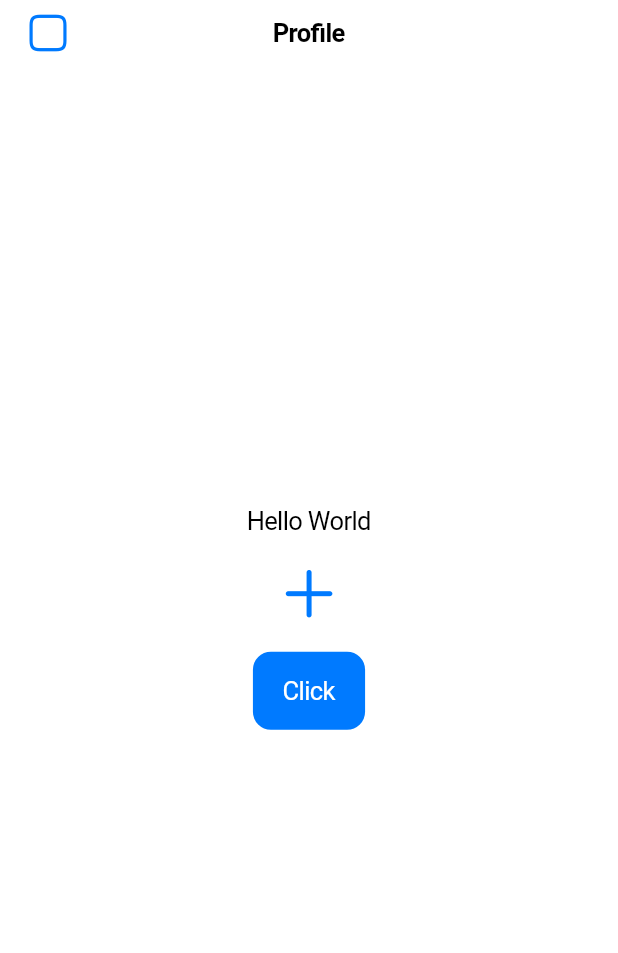
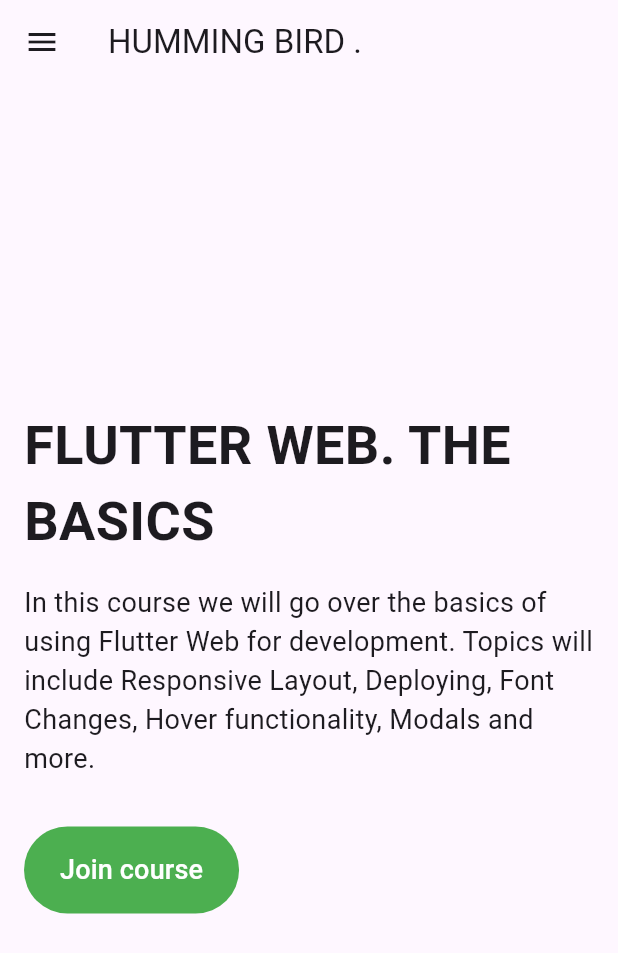
Before and after one commit to MdFarhadHossenImon/firstappofmine, a Flutter app: the screen it shows after launch, on a phone screen of 412 x 824 dp. Shown: the top 953 px of the screen. Run offline on Flutter 3.47's test engine with Material 3 defaults, Android fonts, the phone set to English and light mode, and no system bars.

Commit message:
S
class 2 m-12

```diff
--- a/lib/main.dart
+++ b/lib/main.dart
@@ -1,86 +1,35 @@
-// Current SDK version: 3.22.1
-import 'package:flutter/cupertino.dart';
 import 'package:flutter/material.dart';
-import 'package:my_flutter_app/profile_page.dart';
-
-
-// TextField
+import 'desktop_view.dart';
+import 'mobile_view.dart';
+import 'tablet_home.dart';
 
 void main() {
-  runApp(IntroApp());
+  runApp(MyApp());
 }
 
-class IntroApp extends StatelessWidget {
-  const IntroApp({super.key});
-
+class MyApp extends StatelessWidget {
   @override
   Widget build(BuildContext context) {
-    return CupertinoApp(
-      debugShowCheckedModeBanner: true,
-      home: ProfilePage(),
-      title: 'Intro app',
-      // theme: ThemeData(
-      //     brightness: Brightness.light,
-      //     appBarTheme: AppBarTheme(
-      //         backgroundColor: Colors.pink,
-      //         titleTextStyle: TextStyle(
-      //             color: Colors.white,
-      //             fontSize: 22,
-      //             fontWeight: FontWeight.w700,
-      //             letterSpacing: 1.2)),
-      //     textButtonTheme: TextButtonThemeData(
-      //         style: TextButton.styleFrom(
-      //             foregroundColor: Colors.pink,
-      //             textStyle:
-      //                 TextStyle(fontSize: 16, fontWeight: FontWeight.w700))),
-      //     inputDecorationTheme: InputDecorationTheme(
-      //       border: OutlineInputBorder(
-      //           borderRadius: BorderRadius.circular(8),
-      //           borderSide: BorderSide(color: Colors.green, width: 2)),
-      //       disabledBorder: OutlineInputBorder(
-      //           borderRadius: BorderRadius.circular(8),
-      //           borderSide: BorderSide(color: Colors.green, width: 2)),
-      //       focusedBorder: OutlineInputBorder(
-      //           borderRadius: BorderRadius.circular(8),
-      //           borderSide: BorderSide(color: Colors.blueAccent, width: 2)),
-      //       labelStyle: TextStyle(fontSize: 16),
-      //       hintStyle: TextStyle(color: Colors.purple.shade200),
-      //     ),
-      //     textTheme: TextTheme(bodySmall: TextStyle(fontSize: 28))),
-      // darkTheme: ThemeData(
-      //     brightness: Brightness.dark,
-      //     appBarTheme: AppBarTheme(
-      //         backgroundColor: Colors.green,
-      //         titleTextStyle: TextStyle(
-      //             color: Colors.white,
-      //             fontSize: 22,
-      //             fontWeight: FontWeight.w700,
-      //             letterSpacing: 1.2)),
-      //     textButtonTheme: TextButtonThemeData(
-      //         style: TextButton.styleFrom(
-      //             foregroundColor: Colors.green,
-      //             textStyle:
-      //                 TextStyle(fontSize: 16, fontWeight: FontWeight.w700))),
-      //     inputDecorationTheme: InputDecorationTheme(
-      //       border: OutlineInputBorder(
-      //           borderRadius: BorderRadius.circular(8),
-      //           borderSide: BorderSide(color: Colors.green, width: 2)),
-      //       disabledBorder: OutlineInputBorder(
-      //           borderRadius: BorderRadius.circular(8),
-      //           borderSide: BorderSide(color: Colors.green, width: 2)),
-      //       focusedBorder: OutlineInputBorder(
-      //           borderRadius: BorderRadius.circular(8),
-      //           borderSide: BorderSide(color: Colors.blueAccent, width: 2)),
-      //       labelStyle: TextStyle(fontSize: 16),
-      //       hintStyle: TextStyle(color: Colors.purple.shade200),
-      //     ),
-      //     textTheme: TextTheme(
-      //         bodySmall: TextStyle(fontSize: 20),
-      //         titleLarge: TextStyle(fontSize: 28, fontWeight: FontWeight.w700),
-      //         titleMedium: TextStyle(fontSize: 24, fontWeight: FontWeight.w600),
-      //         titleSmall:
-      //             TextStyle(fontSize: 18, fontWeight: FontWeight.w600))),
-      // themeMode: ThemeMode.dark,
+    return MaterialApp(
+      title: 'Responsive Flutter UI',
+      theme: ThemeData(
+        primarySwatch: Colors.green,
+      ),
+      debugShowCheckedModeBanner: false, // Hides the debug banner
+      home: LayoutBuilder(
+        builder: (context, constraints) {
+          if (constraints.maxWidth > 1024) {
+            // Desktop view
+            return DesktopHome();
+          } else if (constraints.maxWidth > 600 && constraints.maxWidth <= 1024) {
+            // Tablet view
+            return TabletHome();
+          } else {
+            // Mobile view
+            return MobileHome();
+          }
+        },
+      ),
     );
   }
 }
--- /dev/null
+++ b/lib/mobile_view.dart
@@ -0,0 +1,86 @@
+import 'package:flutter/material.dart';
+
+class MobileHome extends StatelessWidget {
+  @override
+  Widget build(BuildContext context) {
+    return Scaffold(
+      appBar: AppBar(
+        title: Text('HUMMING BIRD .'),
+      ),
+      drawer: Drawer(
+        child: ListView(
+          padding: EdgeInsets.zero,
+          children: <Widget>[
+            DrawerHeader(
+              decoration: BoxDecoration(
+                color: Colors.green,
+              ),
+              child: Text(
+                'SKILL UP NOW\nTAP HERE',
+                style: TextStyle(
+                  color: Colors.white,
+                  fontSize: 24,
+                ),
+              ),
+            ),
+            ListTile(
+              leading: Icon(Icons.calendar_today, color: Colors.black), // Ensure icon is visible
+              title: Text('Episodes'),
+              onTap: () {
+                // Handle episode navigation
+              },
+            ),
+            ListTile(
+              leading: Icon(Icons.info, color: Colors.black), // Ensure icon is visible
+              title: Text('About'),
+              onTap: () {
+                // Handle about navigation
+              },
+            )
+          ],
+        ),
+      ),
+      body: Padding(
+        padding: const EdgeInsets.all(16.0),
+        child: Center(
+          child: Column(
+            crossAxisAlignment: CrossAxisAlignment.start,
+            mainAxisAlignment: MainAxisAlignment.center,
+            children: [
+              Text(
+                'FLUTTER WEB. THE BASICS',
+                style: TextStyle(
+                    fontSize: 36.0, fontWeight: FontWeight.bold),
+              ),
+              SizedBox(height: 16.0),
+              Text(
+                'In this course we will go over the basics of using Flutter Web for development. '
+                    'Topics will include Responsive Layout, Deploying, Font Changes, Hover functionality, '
+                    'Modals and more.',
+                style: TextStyle(fontSize: 18.0),
+              ),
+              SizedBox(height: 32.0),
+              TextButton(
+                onPressed: () {},
+                child: Text(
+                  'Join course',
+                  style: TextStyle(
+                    color: Colors.white,
+                    fontSize: 18
+                    // Set text color to white
+                  ),
+
+                ),
+                style: ElevatedButton.styleFrom(
+                  padding: EdgeInsets.symmetric(horizontal: 24.0, vertical: 16.0),
+                  backgroundColor: Colors.green, // Set button background color to green
+                ),
+              ),
+
+            ],
+          ),
+        ),
+      ),
+    );
+  }
+}
--- a/lib/profile_page.dart
+++ /dev/null
@@ -1,36 +0,0 @@
-import 'package:flutter/cupertino.dart';
-
-
-class ProfilePage extends StatelessWidget {
-  const ProfilePage({super.key});
-
-  @override
-  Widget build(BuildContext context) {
-    return CupertinoPageScaffold(
-      navigationBar: CupertinoNavigationBar(
-        middle: Text('Profile'),
-        leading: Icon(CupertinoIcons.app),
-      ),
-      // child: Column(
-      //   children: [
-      //     Text(
-      //       'This is cupertino design system',
-      //       style: TextStyle(color: Colors.green),
-      //     ),
-      //   ],
-      // ),
-      child: Center(
-        child: Column(
-          mainAxisAlignment: MainAxisAlignment.center,
-          children: [
-            Text('Hello World'),
-            SizedBox(height: 16),
-            Icon(CupertinoIcons.add, size: 45,),
-            SizedBox(height: 16),
-            CupertinoButton.filled(child: Text('Click'), onPressed: () {}),
-          ],
-        ),
-      ),
-    );
-  }
-}
--- a/pubspec.yaml
+++ b/pubspec.yaml
@@ -1,4 +1,4 @@
-name: my_flutter_app
+name: 'firstappofmine'
 description: A new Flutter project.
 environment:
   sdk: '>=3.4.0 <4.0.0'
@@ -8,6 +8,8 @@ analyzer:
 dependencies:
   flutter:
     sdk: flutter
+  device_preview: ^1.2.0
+  responsive_builder: ^0.4.0
   material: any  # Always use the latest available version
 # The following line prevents the package from being accidentally published to
 # pub.dev using `flutter pub publish`. This is preferred for private packages.
```
Also changed, not shown: lib/desktop_view.dart (added, +68 -0 lines), lib/home.dart (deleted, +0 -106 lines), lib/settings_screen.dart (deleted, +0 -17 lines), lib/tablet_home.dart (added, +68 -0 lines), pubspec.lock.
